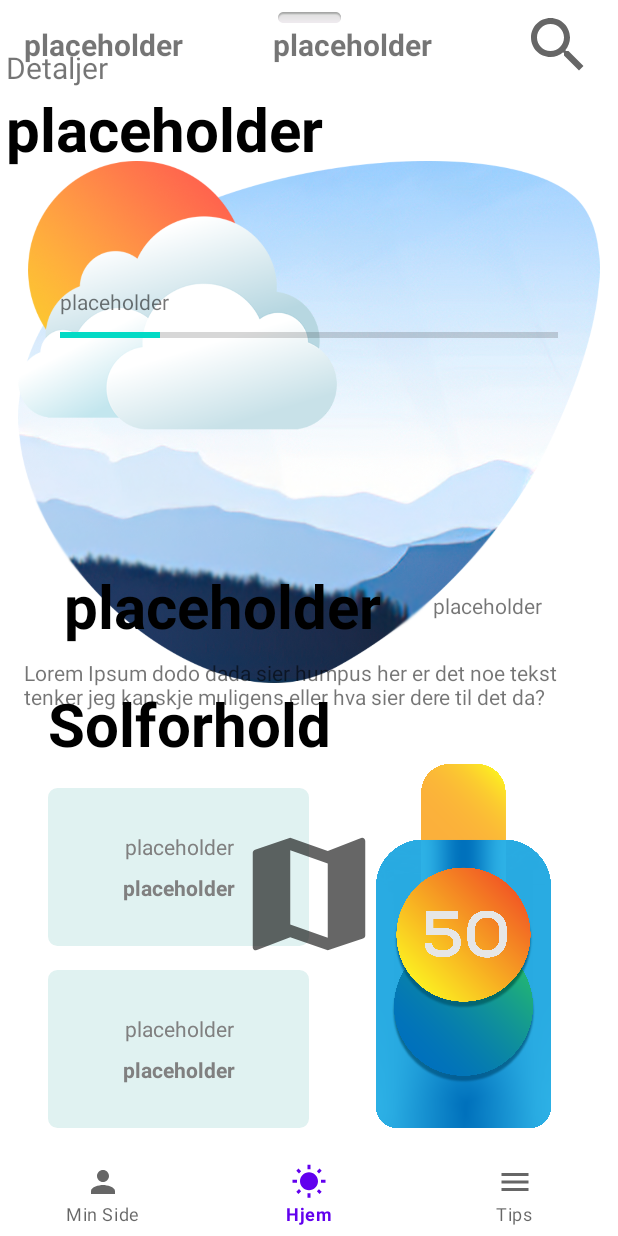
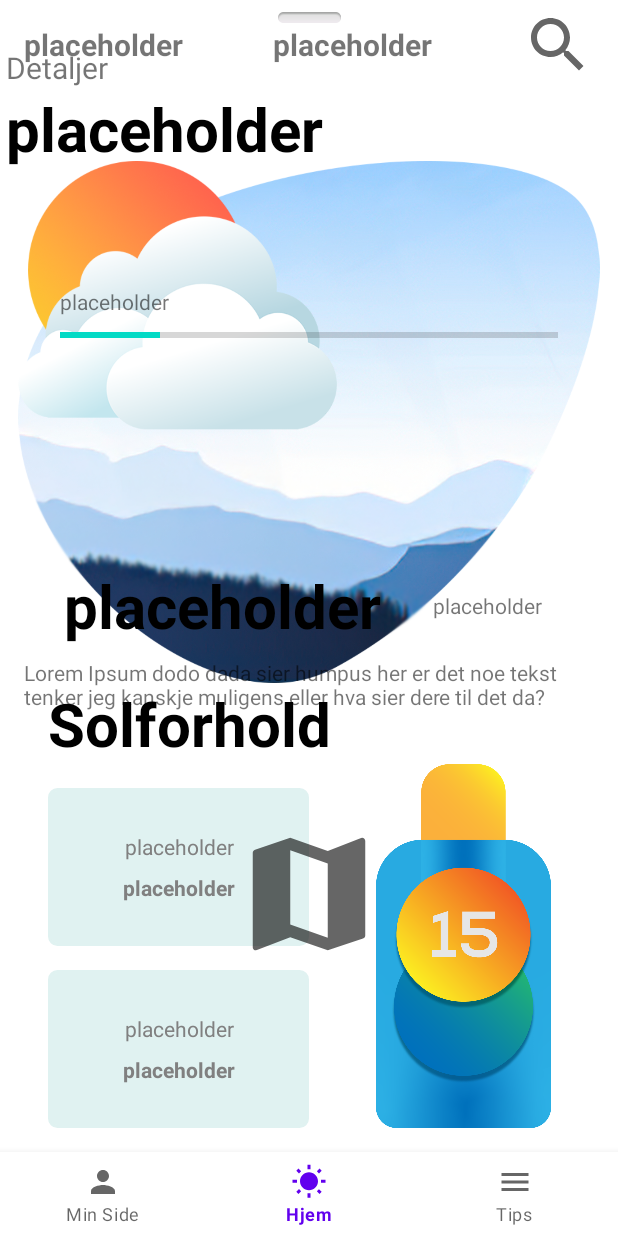
Before and after one commit to lx358hcl/solbrentapp, an Android app: the screen it shows after launch (MainActivity), on a phone screen of 412 x 824 dp. Run offline under Robolectric (Android 15) with nearby library versions, the phone set to English and light mode, and no system bars; our stand-ins replace navigation-ui; libraries missing offline, so code that uses them is left out: com.github.kittinunf.fuel; plain views replace SlidingUpPanelLayout; 2 statements that could not run were skipped.

Commit message:
LA til solkremer, kan settes programtisk. FIkset også på tips siden

```diff
--- a/app/build.gradle
+++ b/app/build.gradle
@@ -66,4 +66,8 @@ dependencies {
     implementation 'com.github.kittinunf.fuel:fuel:2.3.1'
     implementation 'com.github.kittinunf.fuel:fuel-coroutines:2.3.1'
 
+    //Percentage layout
+    //noinspection GradleCompatible
+    implementation 'com.android.support:percent:22.2.0'
+
 }
--- a/app/src/main/java/com/example/in2000_team32/ui/home/HomeFragment.kt
+++ b/app/src/main/java/com/example/in2000_team32/ui/home/HomeFragment.kt
@@ -57,6 +57,8 @@ class HomeFragment : Fragment() {
                 showSearch()
             }
         }
+
+        binding.imageViewSolkrem.setImageResource(R.drawable.solkrem_lang_15)
 
 
         /*homeViewModel.textHome.observe(viewLifecycleOwner) {
--- a/app/src/main/res/layout/fragment_home.xml
+++ b/app/src/main/res/layout/fragment_home.xml
@@ -212,11 +212,11 @@
                 app:layout_constraintTop_toBottomOf="@+id/SolforholdTextView">
 
                 <ImageView
-                    android:id="@+id/imageView"
+                    android:id="@+id/imageViewSolkrem"
                     android:layout_width="0dp"
                     android:layout_height="0dp"
                     android:foregroundGravity="center"
-                    android:src="@drawable/solkrem_lang"
+                    android:src="@drawable/solkrem_lang_50"
                     app:layout_constraintBottom_toBottomOf="parent"
                     app:layout_constraintEnd_toEndOf="parent"
                     app:layout_constraintHorizontal_bias="1.0"
```
Also changed, not shown: app/src/main/res/layout/cardextended.xml (+4 -6 lines), app/src/main/res/drawable/solkrem_lang.png (deleted), app/src/main/res/drawable/solkrem_lang_10.png (added), app/src/main/res/drawable/solkrem_lang_15.png (added), app/src/main/res/drawable/solkrem_lang_20.png (added), app/src/main/res/drawable/solkrem_lang_25.png (added), app/src/main/res/drawable/solkrem_lang_30.png (added), app/src/main/res/drawable/solkrem_lang_50.png (added), app/src/main/res/drawable/solkrem_lang_50pluss.png (added).
